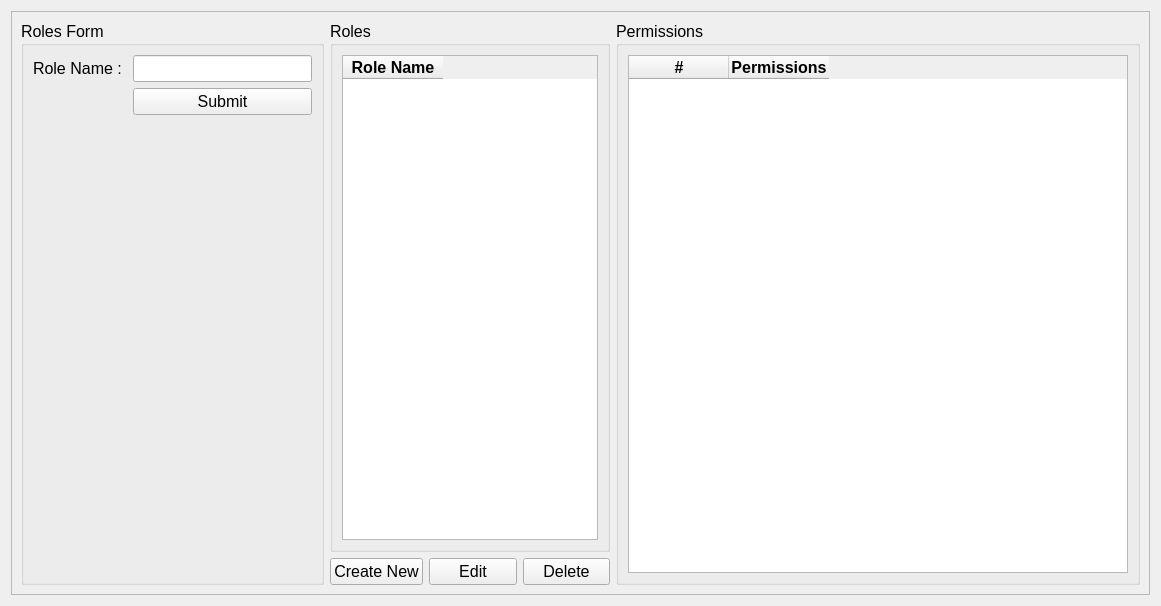
This is ui/role_permissions.ui in michael-halim/pos as Qt 5 draws it before an edit. The edited form follows.
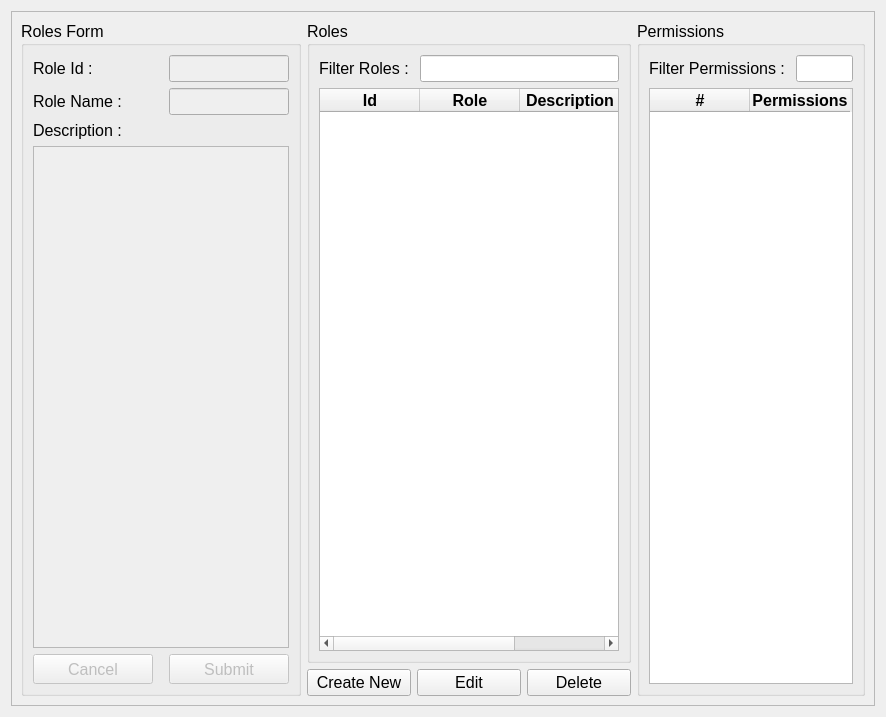
This is the edited form.

Commit message: Patch#20: Added Roles and Role Permissions Functionality - Added Roles Functionality, Create, Read, Update, Delete - Added Role Permissions Functionality, Create, Read, Update, Delete - Added Filter for Roles and Role Permissions

Patch:
```diff
--- a/ui/role_permissions.ui
+++ b/ui/role_permissions.ui
@@ -6,8 +6,8 @@
    <rect>
     <x>0</x>
     <y>0</y>
-    <width>1161</width>
-    <height>606</height>
+    <width>886</width>
+    <height>717</height>
    </rect>
   </property>
   <property name="windowTitle">
@@ -24,6 +24,8 @@
      </property>
      <layout class="QGridLayout" name="gridLayout_5">
       <item row="0" column="0">
+       <layout class="QHBoxLayout" name="horizontalLayout_2">
+        <item>
        <widget class="QGroupBox" name="groupBox_3">
         <property name="font">
          <font>
@@ -36,8 +38,14 @@
         <layout class="QGridLayout" name="gridLayout_3">
          <item row="0" column="0">
           <layout class="QFormLayout" name="formLayout">
-           <item row="0" column="0">
+             <item row="1" column="0">
             <widget class="QLabel" name="role_name_role_permissions_label">
+               <property name="minimumSize">
+                <size>
+                 <width>130</width>
+                 <height>0</height>
+                </size>
+               </property>
              <property name="font">
               <font>
                <pointsize>12</pointsize>
@@ -48,23 +56,37 @@
              </property>
             </widget>
            </item>
-           <item row="0" column="1">
-            <widget class="QLineEdit" name="role_name_role_permissions_input">
-             <property name="maximumSize">
+             <item row="3" column="0">
+              <widget class="QLabel" name="role_description_role_permissions_label">
+               <property name="minimumSize">
               <size>
-               <width>200</width>
-               <height>16777215</height>
-              </size>
-             </property>
-             <property name="font">
-              <font>
-               <pointsize>12</pointsize>
-              </font>
+                 <width>130</width>
+                 <height>0</height>
+                </size>
+               </property>
+               <property name="text">
+                <string>Description : </string>
              </property>
             </widget>
            </item>
-           <item row="1" column="1">
+             <item row="4" column="0" colspan="2">
+              <widget class="QTextEdit" name="role_description_role_permissions_input">
+               <property name="enabled">
+                <bool>false</bool>
+               </property>
+              </widget>
+             </item>
+             <item row="5" column="1">
             <widget class="QPushButton" name="submit_role_permissions_button">
+               <property name="enabled">
+                <bool>false</bool>
+               </property>
+               <property name="minimumSize">
+                <size>
+                 <width>120</width>
+                 <height>30</height>
+                </size>
+               </property>
              <property name="maximumSize">
               <size>
                <width>200</width>
@@ -81,13 +103,68 @@
              </property>
             </widget>
            </item>
-          </layout>
-         </item>
-        </layout>
+             <item row="5" column="0">
+              <widget class="QPushButton" name="cancel_role_permissions_button">
+               <property name="enabled">
+                <bool>false</bool>
+               </property>
+               <property name="minimumSize">
+                <size>
+                 <width>120</width>
+                 <height>30</height>
+                </size>
+               </property>
+               <property name="text">
+                <string>Cancel</string>
+               </property>
+              </widget>
+             </item>
+             <item row="1" column="1">
+              <widget class="QLineEdit" name="role_name_role_permissions_input">
+               <property name="enabled">
+                <bool>false</bool>
+               </property>
+               <property name="maximumSize">
+                <size>
+                 <width>200</width>
+                 <height>16777215</height>
+                </size>
+               </property>
+               <property name="font">
+                <font>
+                 <pointsize>12</pointsize>
+                </font>
+               </property>
+               <property name="clearButtonEnabled">
+                <bool>true</bool>
+               </property>
+              </widget>
+             </item>
+             <item row="0" column="0">
+              <widget class="QLabel" name="role_id_role_permissions_label">
+               <property name="minimumSize">
+                <size>
+                 <width>130</width>
+                 <height>0</height>
+                </size>
+               </property>
+               <property name="text">
+                <string>Role Id : </string>
+               </property>
        </widget>
       </item>
       <item row="0" column="1">
-       <layout class="QHBoxLayout" name="horizontalLayout_2">
+              <widget class="QLineEdit" name="role_id_role_permissions_input">
+               <property name="enabled">
+                <bool>false</bool>
+               </property>
+              </widget>
+             </item>
+            </layout>
+           </item>
+          </layout>
+         </widget>
+        </item>
         <item>
          <layout class="QVBoxLayout" name="verticalLayout">
           <item>
@@ -102,10 +179,85 @@
             </property>
             <layout class="QGridLayout" name="gridLayout">
              <item row="0" column="0">
+              <layout class="QVBoxLayout" name="verticalLayout_2">
+               <item>
+                <layout class="QFormLayout" name="formLayout_2">
+                 <item row="0" column="0">
+                  <widget class="QLabel" name="filter_roles_label">
+                   <property name="font">
+                    <font>
+                     <pointsize>12</pointsize>
+                    </font>
+                   </property>
+                   <property name="text">
+                    <string>Filter Roles : </string>
+                   </property>
+                  </widget>
+                 </item>
+                 <item row="0" column="1">
+                  <widget class="QLineEdit" name="filter_roles_input">
+                   <property name="minimumSize">
+                    <size>
+                     <width>0</width>
+                     <height>0</height>
+                    </size>
+                   </property>
+                   <property name="maximumSize">
+                    <size>
+                     <width>250</width>
+                     <height>16777215</height>
+                    </size>
+                   </property>
+                   <property name="font">
+                    <font>
+                     <pointsize>12</pointsize>
+                    </font>
+                   </property>
+                  </widget>
+                 </item>
+                </layout>
+               </item>
+               <item>
               <widget class="QTableWidget" name="roles_table">
+                 <property name="minimumSize">
+                  <size>
+                   <width>300</width>
+                   <height>0</height>
+                  </size>
+                 </property>
                <column>
                 <property name="text">
-                 <string>Role Name</string>
+                   <string>Id</string>
+                  </property>
+                  <property name="font">
+                   <font>
+                    <pointsize>12</pointsize>
+                    <weight>75</weight>
+                    <bold>true</bold>
+                   </font>
+                  </property>
+                  <property name="textAlignment">
+                   <set>AlignCenter</set>
+                  </property>
+                 </column>
+                 <column>
+                  <property name="text">
+                   <string>Role</string>
+                  </property>
+                  <property name="font">
+                   <font>
+                    <pointsize>12</pointsize>
+                    <weight>75</weight>
+                    <bold>true</bold>
+                   </font>
+                  </property>
+                  <property name="textAlignment">
+                   <set>AlignCenter</set>
+                  </property>
+                 </column>
+                 <column>
+                  <property name="text">
+                   <string>Description</string>
                 </property>
                 <property name="font">
                  <font>
@@ -119,6 +271,8 @@
                 </property>
                </column>
               </widget>
+               </item>
+              </layout>
              </item>
             </layout>
            </widget>
@@ -177,10 +331,49 @@
           </property>
           <layout class="QGridLayout" name="gridLayout_2">
            <item row="0" column="0">
+            <layout class="QVBoxLayout" name="verticalLayout_3">
+             <item>
+              <layout class="QFormLayout" name="formLayout_3">
+               <item row="0" column="0">
+                <widget class="QLabel" name="filter_permissions_label">
+                 <property name="font">
+                  <font>
+                   <pointsize>12</pointsize>
+                  </font>
+                 </property>
+                 <property name="text">
+                  <string>Filter Permissions : </string>
+                 </property>
+                </widget>
+               </item>
+               <item row="0" column="1">
+                <widget class="QLineEdit" name="filter_permissions_input">
+                 <property name="minimumSize">
+                  <size>
+                   <width>0</width>
+                   <height>0</height>
+                  </size>
+                 </property>
+                 <property name="maximumSize">
+                  <size>
+                   <width>250</width>
+                   <height>16777215</height>
+                  </size>
+                 </property>
+                 <property name="font">
+                  <font>
+                   <pointsize>12</pointsize>
+                  </font>
+                 </property>
+                </widget>
+               </item>
+              </layout>
+             </item>
+             <item>
             <widget class="QTableWidget" name="permissions_table">
              <property name="minimumSize">
               <size>
-               <width>500</width>
+                 <width>0</width>
                <height>0</height>
               </size>
              </property>
@@ -221,6 +414,8 @@
               </property>
              </column>
             </widget>
+             </item>
+            </layout>
            </item>
           </layout>
          </widget>
```
Lines whose indentation alone changed are shown as unchanged. The commit also changes 14 other files.
